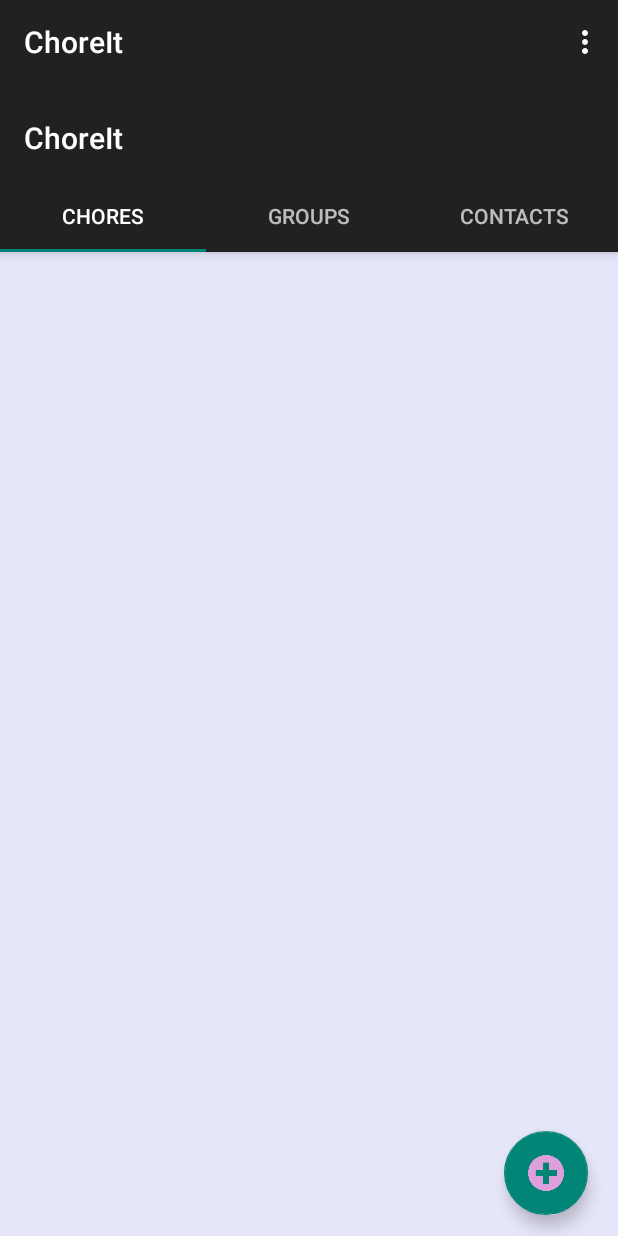
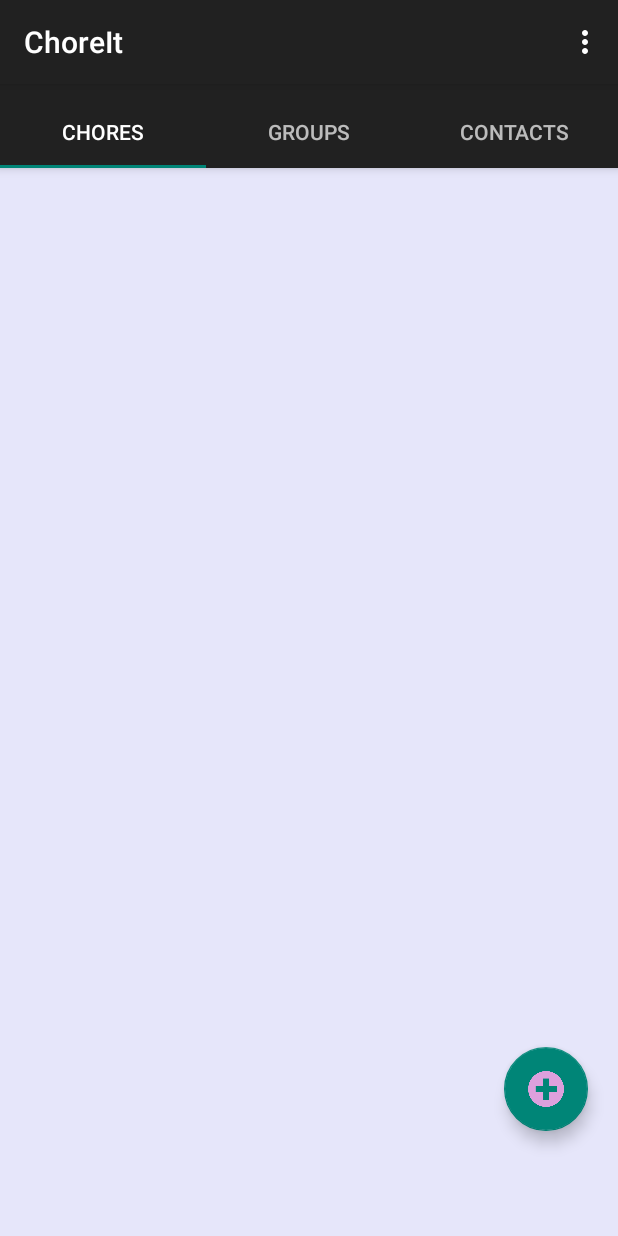
Before and after one commit to AdityaRandive/ChoreIt, an Android app: the MainActivity screen opened directly, with no data from a screen before it, on a phone screen of 412 x 824 dp. Run offline under Robolectric (Android 15) with nearby library versions, the phone set to English and light mode, and no system bars.

Commit message:
made the appbar name to appear only once

```diff
--- a/app/src/main/res/layout/activity_main.xml
+++ b/app/src/main/res/layout/activity_main.xml
@@ -14,18 +14,6 @@
         android:layout_height="wrap_content"
         android:paddingTop="@dimen/appbar_padding_top"
         android:theme="@style/AppTheme.AppBarOverlay">
-
-        <android.support.v7.widget.Toolbar
-            android:id="@+id/toolbar"
-            android:layout_width="match_parent"
-            android:layout_height="?attr/actionBarSize"
-            android:layout_weight="1"
-            android:background="?attr/colorPrimary"
-            app:layout_scrollFlags="scroll|enterAlways"
-            app:popupTheme="@style/AppTheme.PopupOverlay"
-            app:title="@string/app_name">
-
-        </android.support.v7.widget.Toolbar>
 
         <android.support.design.widget.TabLayout
             android:id="@+id/tabs"
```
